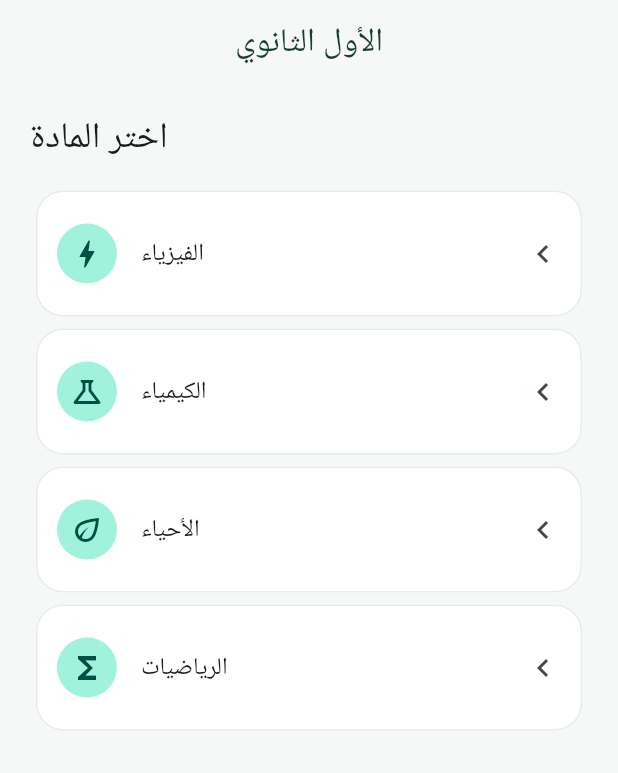
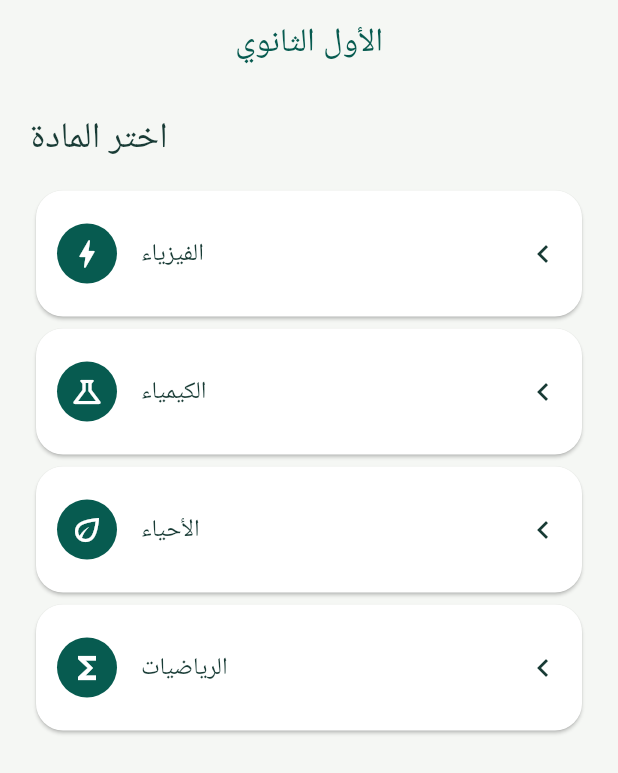
Before and after one commit to abdaljbaralwerd-ops/makhtabar-almaarifa, a Flutter app: the screen it shows after launch, on a phone screen of 412 x 824 dp. Shown: the top 773 px of the screen. Run offline on Flutter 3.47's test engine with Material 3 defaults, Android fonts, the phone set to English and light mode, and no system bars; missing offline and left inert: pdfrx; Roboto replaces fonts that are missing (Cairo).

Commit message:
Create Nebras visual theme

```diff
--- a/lib/core/theme/app_theme.dart
+++ b/lib/core/theme/app_theme.dart
@@ -1,23 +1,38 @@
 import 'package:flutter/material.dart';
 
 class AppTheme {
+  static const Color primary = Color(0xFF075B50);
+  static const Color secondary = Color(0xFFD6A84B);
+  static const Color background = Color(0xFFF5F7F4);
+  static const Color surface = Colors.white;
+  static const Color textDark = Color(0xFF183B35);
+
   static ThemeData get light {
-    const seed = Color(0xFF176B5B);
+    const colorScheme = ColorScheme.light(
+      primary: primary,
+      secondary: secondary,
+      surface: surface,
+      onPrimary: Colors.white,
+      onSecondary: textDark,
+      onSurface: textDark,
+    );
+
     return ThemeData(
       useMaterial3: true,
-      colorScheme: ColorScheme.fromSeed(seedColor: seed),
-      scaffoldBackgroundColor: const Color(0xFFF6F8F7),
+      colorScheme: colorScheme,
+      scaffoldBackgroundColor: background,
+      fontFamily: 'Cairo',
       appBarTheme: const AppBarTheme(
         centerTitle: true,
-        backgroundColor: Color(0xFFF6F8F7),
-        foregroundColor: Color(0xFF173D36),
+        backgroundColor: background,
+        foregroundColor: primary,
+        elevation: 0,
       ),
       cardTheme: CardThemeData(
-        elevation: 0,
-        color: Colors.white,
+        color: surface,
+        elevation: 1,
         shape: RoundedRectangleBorder(
           borderRadius: BorderRadius.circular(18),
-          side: const BorderSide(color: Color(0xFFE5ECE9)),
         ),
       ),
     );
```
